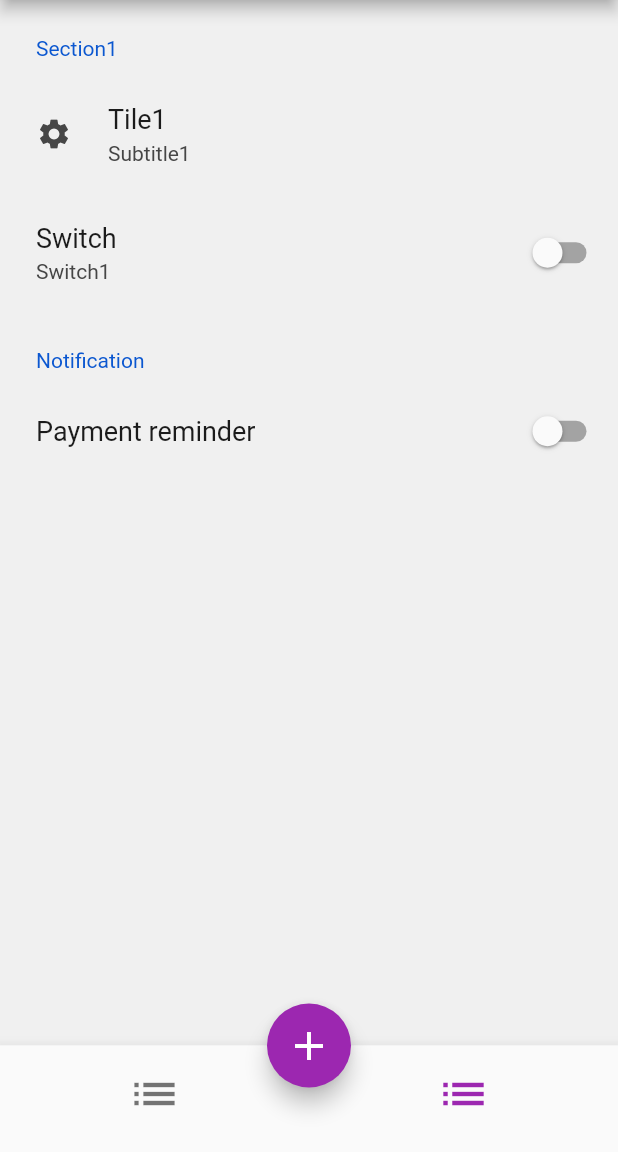
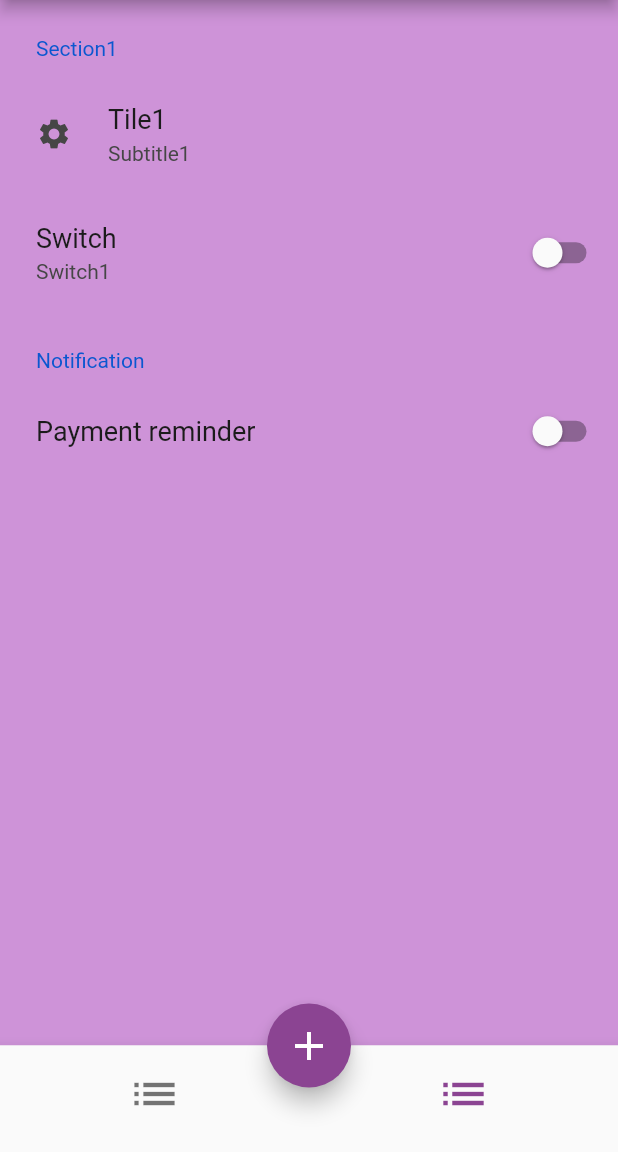
Before and after one commit to ushmz/subsuke, a Flutter app: the screen it shows after launch, item 2 of the bottom bar chosen, on a phone screen of 412 x 824 dp, the part 84-1236 px from its top. Run offline on Flutter 3.47's test engine with Material 2 defaults, Android fonts, the phone set to English and light mode, and no system bars; drawn by our look-alikes of settings_ui; our stand-ins replace modal_bottom_sheet, rxdart, sqflite; accounts and stored records are empty.

Commit message:
:lipstick: Update color

```diff
--- a/lib/main.dart
+++ b/lib/main.dart
@@ -29,7 +29,7 @@ class MyApp extends StatelessWidget {
       title: 'Subsuke',
       theme: ThemeData(
           brightness: Brightness.light,
-          primaryColor: Colors.purple,
+          primaryColor: Color(0xFF8B4492),
           primarySwatch: Colors.purple,
           scaffoldBackgroundColor: Colors.white,
           bottomAppBarColor: Colors.white54,
@@ -41,10 +41,10 @@ class MyApp extends StatelessWidget {
           )),
       darkTheme: ThemeData(
           brightness: Brightness.dark,
-          primaryColor: Colors.deepPurple,
+          primaryColor: Color(0xFF9A57A2),
           primarySwatch: Colors.deepPurple,
-          backgroundColor: Colors.black,
-          scaffoldBackgroundColor: Colors.black,
+          backgroundColor: Color(0xFF252428),
+          scaffoldBackgroundColor: Color(0xFF252428),
           bottomAppBarColor: Colors.black54,
           hintColor: Colors.white54,
           iconTheme: IconThemeData(color: Colors.white),
--- a/lib/ui/Home/Internal/config.dart
+++ b/lib/ui/Home/Internal/config.dart
@@ -6,6 +6,7 @@ class ConfigPage extends StatelessWidget {
   Widget build(BuildContext context) {
     var isToggled = false;
     return SettingsList(
+      backgroundColor: Theme.of(context).backgroundColor,
       sections: [
         SettingsSection(
           title: 'Section1',
```
